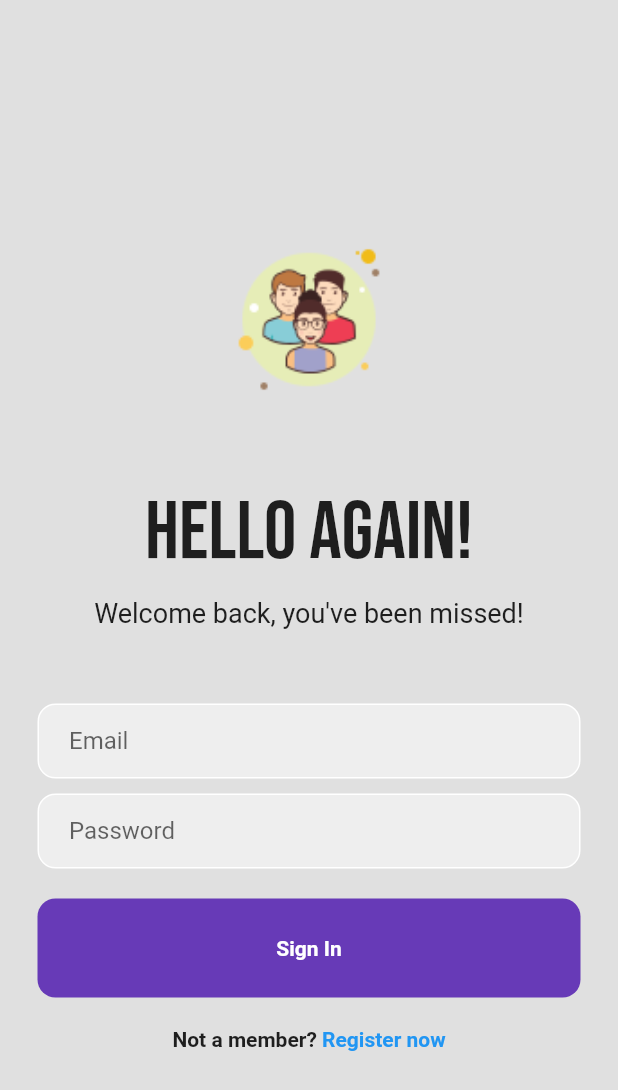
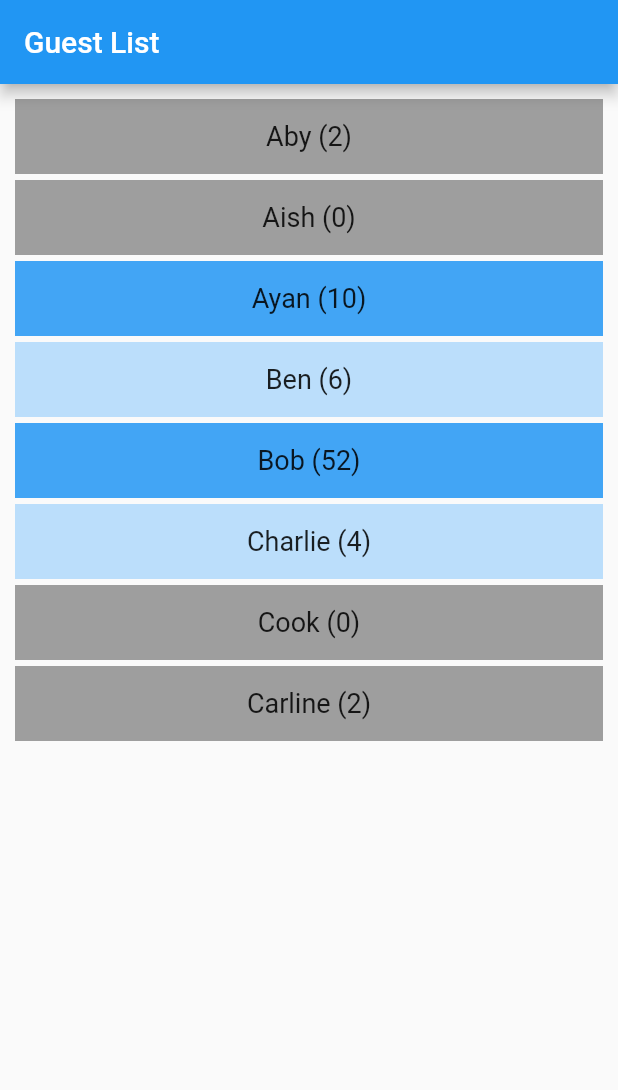
Before and after one commit to iZeroKim/Guest-Book-App, a Flutter app: the screen it shows after launch, on a phone screen of 412 x 824 dp. Shown: the top 1090 px of the screen. Run offline on Flutter 3.47's test engine with Material 2 defaults, Android fonts, the phone set to English and light mode, and no system bars; our stand-ins replace firebase_auth, firebase_core, google_fonts; accounts and stored records are empty.

Commit message:
Display guest list

```diff
--- /dev/null
+++ b/lib/home.dart
@@ -0,0 +1,43 @@
+import 'package:flutter/material.dart';
+
+class Home extends StatefulWidget {
+  @override
+  _State createState() => _State();
+}
+
+class _State extends State<Home> {
+  final List<String> names = <String>['Aby', 'Aish', 'Ayan', 'Ben', 'Bob', 'Charlie', 'Cook', 'Carline'];
+  final List<int> msgCount = <int>[2, 0, 10, 6, 52, 4, 0, 2];
+
+  @override
+  Widget build(BuildContext context) {
+    return Scaffold(
+        appBar: AppBar(
+          title: Text('Guest List'),
+        ),
+        body: Column(
+            children: <Widget>[
+              Expanded(
+                  child: ListView.builder(
+                      padding: const EdgeInsets.all(8),
+                      itemCount: names.length,
+                      itemBuilder: (BuildContext context, int index) {
+                        return Container(
+                          height: 50,
+                          margin: EdgeInsets.all(2),
+                          color: msgCount[index]>=10? Colors.blue[400]:
+                          msgCount[index]>3? Colors.blue[100]: Colors.grey,
+                          child: Center(
+                              child: Text('${names[index]} (${msgCount[index]})',
+                                style: TextStyle(fontSize: 18),
+                              )
+                          ),
+                        );
+                      }
+                  )
+              )
+            ]
+        )
+    );
+  }
+}
--- a/lib/main.dart
+++ b/lib/main.dart
@@ -1,8 +1,12 @@
 import 'package:flutter/material.dart';
 import 'login_page.dart';
+import 'home.dart';
+import 'package:firebase_core/firebase_core.dart';
 
-void main() {
-  runApp(const MyApp());
+void main() async{
+  WidgetsFlutterBinding.ensureInitialized();
+  await Firebase.initializeApp();
+  runApp(MyApp());
 }
 
 class MyApp extends StatelessWidget {
@@ -13,7 +17,7 @@ class MyApp extends StatelessWidget {
     return MaterialApp(
       title: 'Guest Book',
       debugShowCheckedModeBanner: false,
-      home: LoginPage(),
+      home: Home(),
       );
   }
 }
```
